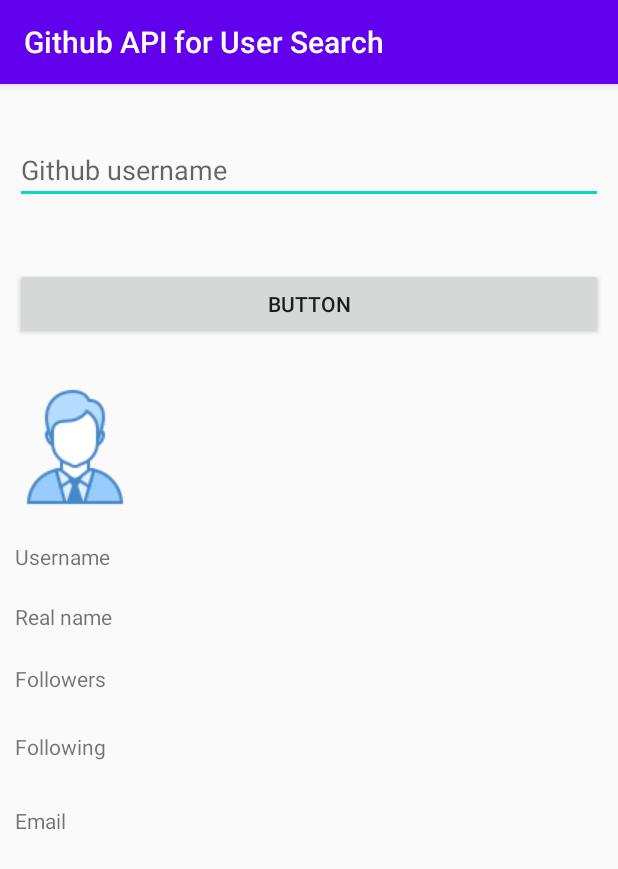
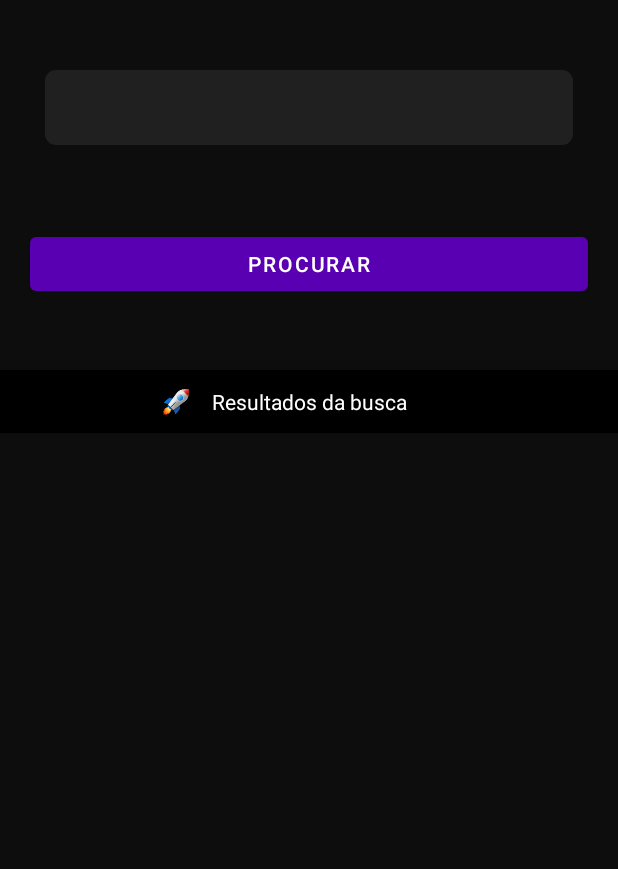
Before and after one commit to GustavoHenriqueDK/Github-API-for-user-search, an Android app: the screen it shows after launch (MainActivity), on a phone screen of 412 x 824 dp. Shown: the top 869 px of the screen. Run offline under Robolectric (Android 15) with nearby library versions, the phone set to English and light mode, and no system bars.

Commit message:
- edit_text_rounded_background.xml added for shape of editText; - Big change in main layout; - new colors added;

```diff
--- a/app/build.gradle
+++ b/app/build.gradle
@@ -37,4 +37,6 @@ dependencies {
     implementation 'com.squareup.retrofit2:retrofit:2.3.0'
     //Gson lib
     compile 'com.squareup.retrofit2:converter-gson:2.1.0'
+    //Google material design
+    implementation 'com.google.android.material:material:1.1.0'
 }
--- a/app/src/main/java/com/example/githubapiforusersearch/view/MainActivity.java
+++ b/app/src/main/java/com/example/githubapiforusersearch/view/MainActivity.java
@@ -9,11 +9,16 @@ import android.widget.ImageView;
 import android.widget.TextView;
 
 import androidx.appcompat.app.AppCompatActivity;
+import androidx.core.content.ContextCompat;
+import androidx.core.view.ViewCompat;
 
 import com.example.githubapiforusersearch.R;
 import com.example.githubapiforusersearch.model.User;
 import com.example.githubapiforusersearch.rest.EndPoint;
 import com.example.githubapiforusersearch.rest.RetrofitConfiguration;
+import com.google.android.material.shape.CornerFamily;
+import com.google.android.material.shape.MaterialShapeDrawable;
+import com.google.android.material.shape.ShapeAppearanceModel;
 
 import retrofit2.Call;
 import retrofit2.Callback;
@@ -34,50 +39,50 @@ public class MainActivity extends AppCompatActivity {
     protected void onCreate(Bundle savedInstanceState) {
         super.onCreate(savedInstanceState);
         setContentView(R.layout.activity_main);
-        findViews();
+        getSupportActionBar().hide();
+        //  findViews();
 
-        final EndPoint endPoint = RetrofitConfiguration.getClient().create(EndPoint.class);
+//        final EndPoint endPoint = RetrofitConfiguration.getClient().create(EndPoint.class);
 
-        button.setOnClickListener(new View.OnClickListener() {
-            @Override
-            public void onClick(View v) {
-                Call<User> call = endPoint.getUser(editTextUserName.getText().toString());
-                call.enqueue(new Callback<User>() {
-                    @Override
-                    public void onResponse(Call<User> call, Response<User> response) {
-                        //TODO: Get image and make a "wait" dialog;
-                        textviewUsername.setText(response.body().getNickname());
-                        textViewFollowers.setText(response.body().getFollowers());
-                        textViewFollowing.setText(response.body().getFollowing());
-                        try {
-                            textViewEmail.setText(response.body().getEmail());
-                        } catch (Exception e) {
-                            Log.e("User error ", "user don't have a e-mail signed");
-                        }
-                        try {
-                            textViewUserRealName.setText(response.body().getName());
-                        } catch (Exception e) {
-                            Log.e("User error ", "user don't have a name signed");
-                        }
-                    }
-
-                    @Override
-                    public void onFailure(Call<User> call, Throwable t) {
-                        Log.e("Error executing API ", t.toString());
-                    }
-                });
-            }
-        });
+//        button.setOnClickListener(new View.OnClickListener() {
+//            @Override
+//            public void onClick(View v) {
+//                Call<User> call = endPoint.getUser(editTextUserName.getText().toString());
+//                call.enqueue(new Callback<User>() {
+//                    @Override
+//                    public void onResponse(Call<User> call, Response<User> response) {
+//                        //TODO: Get image and make a "wait" dialog;
+//                        textviewUsername.setText(response.body().getNickname());
+//                        textViewFollowers.setText(response.body().getFollowers());
+//                        textViewFollowing.setText(response.body().getFollowing());
+//                        try {
+//                            textViewEmail.setText(response.body().getEmail());
+//                        } catch (Exception e) {
+//                            Log.e("User error ", "user don't have a e-mail signed");
+//                        }
+//                        try {
+//                            textViewUserRealName.setText(response.body().getName());
+//                        } catch (Exception e) {
+//                            Log.e("User error ", "user don't have a name signed");
+//                        }
+//                    }
+//
+//                    @Override
+//                    public void onFailure(Call<User> call, Throwable t) {
+//                        Log.e("Error executing API ", t.toString());
+//                    }
+//                });
+//            }
+//        });
     }
-
-    private void findViews() {
-        textviewUsername = findViewById(R.id.textViewUsername);
-        textViewFollowers = findViewById(R.id.textViewFollowers);
-        textViewFollowing = findViewById(R.id.textViewFollowing);
-        textViewEmail = findViewById(R.id.textViewEmail);
-        editTextUserName = findViewById(R.id.editTextTextUsername);
-        imageViewAvatar = findViewById(R.id.imageViewUser);
-        textViewUserRealName = findViewById(R.id.textViewUserRealName);
-        button = findViewById(R.id.button);
-    }
+//    private void findViews() {
+//        textviewUsername = findViewById(R.id.textViewUsername);
+//        textViewFollowers = findViewById(R.id.textViewFollowers);
+//        textViewFollowing = findViewById(R.id.textViewFollowing);
+//        textViewEmail = findViewById(R.id.textViewEmail);
+//        editTextUserName = findViewById(R.id.editTextTextUsername);
+//        imageViewAvatar = findViewById(R.id.imageViewUser);
+//        textViewUserRealName = findViewById(R.id.textViewUserRealName);
+//        button = findViewById(R.id.button);
+//    }
 }
--- /dev/null
+++ b/app/src/main/res/drawable/edit_text_rounded_background.xml
@@ -0,0 +1,13 @@
+<?xml version="1.0" encoding="utf-8"?>
+<!--  res/drawable/rounded_edittext.xml -->
+<shape xmlns:android="http://schemas.android.com/apk/res/android"
+    android:shape="rectangle"
+    android:padding="10dp">
+
+    <solid android:color="#202020" />
+    <corners
+        android:bottomRightRadius="7dp"
+        android:bottomLeftRadius="7dp"
+        android:topLeftRadius="7dp"
+        android:topRightRadius="7dp" />
+</shape>
--- /dev/null
+++ b/app/src/main/res/drawable/ic_baseline_account_circle_24.xml
@@ -0,0 +1,10 @@
+<vector xmlns:android="http://schemas.android.com/apk/res/android"
+    android:width="24dp"
+    android:height="24dp"
+    android:viewportWidth="24"
+    android:viewportHeight="24"
+    android:tint="?attr/colorControlNormal">
+  <path
+      android:fillColor="@android:color/white"
+      android:pathData="M12,2C6.48,2 2,6.48 2,12s4.48,10 10,10 10,-4.48 10,-10S17.52,2 12,2zM12,5c1.66,0 3,1.34 3,3s-1.34,3 -3,3 -3,-1.34 -3,-3 1.34,-3 3,-3zM12,19.2c-2.5,0 -4.71,-1.28 -6,-3.22 0.03,-1.99 4,-3.08 6,-3.08 1.99,0 5.97,1.09 6,3.08 -1.29,1.94 -3.5,3.22 -6,3.22z"/>
+</vector>
--- a/app/src/main/res/layout/activity_main.xml
+++ b/app/src/main/res/layout/activity_main.xml
@@ -4,111 +4,87 @@
     xmlns:tools="http://schemas.android.com/tools"
     android:layout_width="match_parent"
     android:layout_height="match_parent"
+    android:background="@color/DarkModeBackground"
     tools:context=".view.MainActivity">
 
+    <androidx.constraintlayout.widget.ConstraintLayout
+        android:id="@+id/constraintLayout4"
+        android:layout_width="match_parent"
+        android:layout_height="match_parent"
+        android:background="@color/DarkModeBackground2"
+        app:layout_constraintBottom_toBottomOf="parent"
+        app:layout_constraintEnd_toEndOf="parent"
+        app:layout_constraintStart_toStartOf="parent"
+        app:layout_constraintTop_toTopOf="parent"
+        app:layout_constraintVertical_bias="0.0">
+
         <EditText
-        android:id="@+id/editTextTextUsername"
+            android:id="@+id/editTextTextPersonName3"
             android:layout_width="match_parent"
-        android:layout_height="wrap_content"
-        android:layout_marginStart="10dp"
-        android:layout_marginLeft="10dp"
-        android:layout_marginEnd="10dp"
-        android:layout_marginRight="10dp"
+            android:layout_height="50dp"
+            android:layout_marginStart="30dp"
+            android:layout_marginLeft="30dp"
+            android:layout_marginEnd="30dp"
+            android:layout_marginRight="30dp"
+            android:background="@drawable/edit_text_rounded_background"
             android:ems="10"
-        android:hint="Github username"
             android:inputType="textPersonName"
+            app:layout_constraintBottom_toBottomOf="parent"
+            app:layout_constraintEnd_toEndOf="parent"
+            app:layout_constraintStart_toStartOf="parent"
+            app:layout_constraintTop_toTopOf="parent"
+            app:layout_constraintVertical_bias="0.060000002" />
+
+        <androidx.constraintlayout.widget.ConstraintLayout
+            android:id="@+id/constraintLayout6"
+            android:layout_width="match_parent"
+            android:layout_height="42dp"
+            android:background="@color/DarkModeBackground"
             app:layout_constraintBottom_toBottomOf="parent"
             app:layout_constraintEnd_toEndOf="parent"
             app:layout_constraintHorizontal_bias="1.0"
             app:layout_constraintStart_toStartOf="parent"
+            app:layout_constraintTop_toBottomOf="@+id/editTextTextPersonName3"
+            app:layout_constraintVertical_bias="0.219">
+
+            <TextView
+                android:id="@+id/textViewSearchResults"
+                android:layout_width="wrap_content"
+                android:layout_height="wrap_content"
+                android:text="Resultados da busca"
+                android:textColor="@color/colorWhite"
+                app:layout_constraintBottom_toBottomOf="parent"
+                app:layout_constraintEnd_toEndOf="parent"
+                app:layout_constraintStart_toStartOf="parent"
+                app:layout_constraintTop_toTopOf="parent" />
+
+            <ImageView
+                android:id="@+id/imageView2"
+                android:layout_width="28dp"
+                android:layout_height="24dp"
+                app:layout_constraintBottom_toBottomOf="parent"
+                app:layout_constraintEnd_toStartOf="@+id/textViewSearchResults"
+                app:layout_constraintHorizontal_bias="0.91"
+                app:layout_constraintStart_toStartOf="parent"
                 app:layout_constraintTop_toTopOf="parent"
-        app:layout_constraintVertical_bias="0.048" />
+                app:srcCompat="@drawable/rocket_icon" />
+        </androidx.constraintlayout.widget.ConstraintLayout>
 
         <Button
             android:id="@+id/button"
             android:layout_width="match_parent"
             android:layout_height="wrap_content"
-        android:layout_marginStart="10dp"
-        android:layout_marginLeft="10dp"
-        android:layout_marginEnd="10dp"
-        android:layout_marginRight="10dp"
-        android:text="Button"
-        app:layout_constraintBottom_toBottomOf="parent"
+            android:layout_marginStart="20dp"
+            android:layout_marginLeft="20dp"
+            android:layout_marginEnd="20dp"
+            android:layout_marginRight="20dp"
+            android:text="PROCURAR"
+            app:layout_constraintBottom_toTopOf="@+id/constraintLayout6"
             app:layout_constraintEnd_toEndOf="parent"
-        app:layout_constraintHorizontal_bias="1.0"
+            app:layout_constraintHorizontal_bias="0.0"
             app:layout_constraintStart_toStartOf="parent"
-        app:layout_constraintTop_toBottomOf="@+id/editTextTextUsername"
-        app:layout_constraintVertical_bias="0.067" />
+            app:layout_constraintTop_toBottomOf="@+id/editTextTextPersonName3"
+            app:layout_constraintVertical_bias="0.542" />
+    </androidx.constraintlayout.widget.ConstraintLayout>
 
-    <TextView
-        android:id="@+id/textViewUsername"
-        android:layout_width="wrap_content"
-        android:layout_height="wrap_content"
-        android:text="Username"
-        app:layout_constraintBottom_toBottomOf="parent"
-        app:layout_constraintEnd_toEndOf="parent"
-        app:layout_constraintHorizontal_bias="0.028"
-        app:layout_constraintStart_toStartOf="parent"
-        app:layout_constraintTop_toBottomOf="@+id/imageViewUser"
-        app:layout_constraintVertical_bias="0.05" />
-
-    <TextView
-        android:id="@+id/textViewUserRealName"
-        android:layout_width="wrap_content"
-        android:layout_height="wrap_content"
-        android:text="Real name"
-        app:layout_constraintBottom_toBottomOf="parent"
-        app:layout_constraintEnd_toEndOf="parent"
-        app:layout_constraintHorizontal_bias="0.028"
-        app:layout_constraintStart_toStartOf="parent"
-        app:layout_constraintTop_toBottomOf="@+id/textViewUsername"
-        app:layout_constraintVertical_bias="0.048" />
-
-    <ImageView
-        android:id="@+id/imageViewUser"
-        android:layout_width="wrap_content"
-        android:layout_height="wrap_content"
-        app:layout_constraintBottom_toBottomOf="parent"
-        app:layout_constraintEnd_toEndOf="parent"
-        app:layout_constraintHorizontal_bias="0.03"
-        app:layout_constraintStart_toStartOf="parent"
-        app:layout_constraintTop_toBottomOf="@+id/button"
-        app:layout_constraintVertical_bias="0.061"
-        app:srcCompat="@drawable/default_user" />
-
-    <TextView
-        android:id="@+id/textViewFollowers"
-        android:layout_width="wrap_content"
-        android:layout_height="wrap_content"
-        android:text="Followers"
-        app:layout_constraintBottom_toBottomOf="parent"
-        app:layout_constraintEnd_toEndOf="parent"
-        app:layout_constraintHorizontal_bias="0.028"
-        app:layout_constraintStart_toStartOf="parent"
-        app:layout_constraintTop_toBottomOf="@+id/textViewUserRealName"
-        app:layout_constraintVertical_bias="0.058" />
-
-    <TextView
-        android:id="@+id/textViewFollowing"
-        android:layout_width="wrap_content"
-        android:layout_height="wrap_content"
-        android:text="Following"
-        app:layout_constraintBottom_toBottomOf="parent"
-        app:layout_constraintEnd_toEndOf="parent"
-        app:layout_constraintHorizontal_bias="0.028"
-        app:layout_constraintStart_toStartOf="parent"
-        app:layout_constraintTop_toBottomOf="@+id/textViewFollowers"
-        app:layout_constraintVertical_bias="0.075" />
-
-    <TextView
-        android:id="@+id/textViewEmail"
-        android:layout_width="wrap_content"
-        android:layout_height="wrap_content"
-        android:text="Email"
-        app:layout_constraintBottom_toBottomOf="parent"
-        app:layout_constraintEnd_toEndOf="parent"
-        app:layout_constraintHorizontal_bias="0.026"
-        app:layout_constraintStart_toStartOf="parent"
-        app:layout_constraintTop_toBottomOf="@+id/textViewFollowing"
-        app:layout_constraintVertical_bias="0.102" />
 </androidx.constraintlayout.widget.ConstraintLayout>
--- a/app/src/main/res/values/colors.xml
+++ b/app/src/main/res/values/colors.xml
@@ -1,6 +1,7 @@
 <?xml version="1.0" encoding="utf-8"?>
 <resources>
-    <color name="colorPrimary">#6200EE</color>
-    <color name="colorPrimaryDark">#3700B3</color>
-    <color name="colorAccent">#03DAC5</color>
+    <color name="colorPrimary">#5A00B3</color>
+    <color name="DarkModeBackground">#000000</color>
+    <color name="DarkModeBackground2">#0D0D0D</color>
+    <color name="colorWhite">#fff</color>
 </resources>
--- a/app/src/main/res/values/styles.xml
+++ b/app/src/main/res/values/styles.xml
@@ -1,10 +1,9 @@
 <resources>
     <!-- Base application theme. -->
-    <style name="AppTheme" parent="Theme.AppCompat.Light.DarkActionBar">
+    <style name="AppTheme" parent="Theme.MaterialComponents.Light.DarkActionBar">
         <!-- Customize your theme here. -->
         <item name="colorPrimary">@color/colorPrimary</item>
-        <item name="colorPrimaryDark">@color/colorPrimaryDark</item>
-        <item name="colorAccent">@color/colorAccent</item>
+        <item name="colorPrimaryDark">@color/DarkModeBackground2</item>
     </style>
 
 </resources>
```
Also changed, not shown: app/src/main/res/drawable/rocket_icon.png (added). Lines whose indentation alone changed are shown as unchanged.
